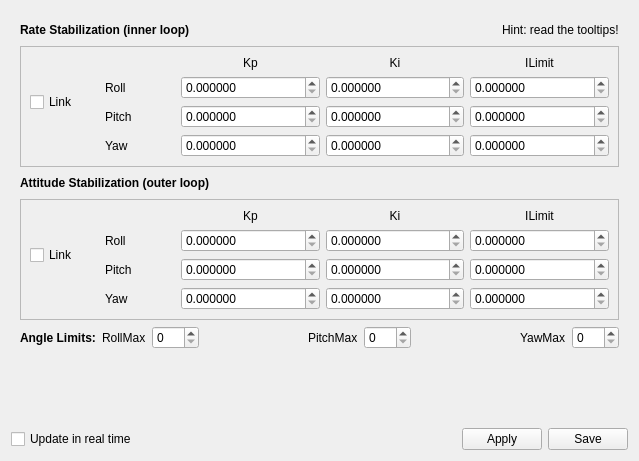
Above: ground/openpilotgcs/src/plugins/config/stabilization.ui from openpilot/OpenPilot before the change. Below: the same form after it.
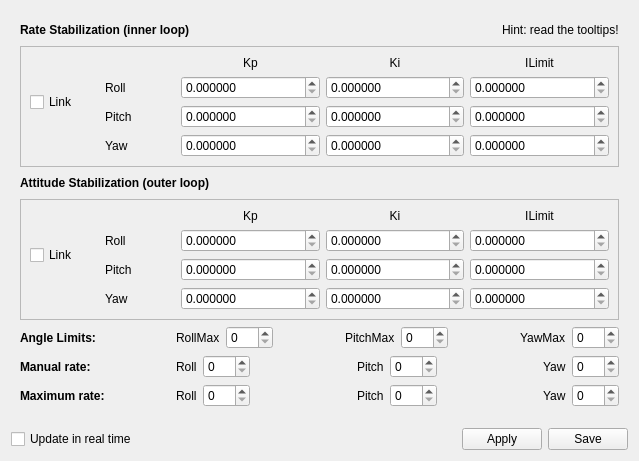
That is the form after the change. Icons and pictures are not drawn.

Commit message: OP-528  Make the manual and maximum RPY rates available in the config gadget

Diff of the .ui file:
```diff
--- a/ground/openpilotgcs/src/plugins/config/stabilization.ui
+++ b/ground/openpilotgcs/src/plugins/config/stabilization.ui
@@ -483,6 +483,12 @@
        <layout class="QHBoxLayout" name="horizontalLayout_4">
         <item>
          <widget class="QLabel" name="label_5">
+          <property name="minimumSize">
+           <size>
+            <width>150</width>
+            <height>0</height>
+           </size>
+          </property>
           <property name="font">
            <font>
             <weight>75</weight>
@@ -564,6 +570,188 @@
         </item>
        </layout>
       </item>
+      <item>
+       <layout class="QHBoxLayout" name="horizontalLayout_5">
+        <item>
+         <widget class="QLabel" name="label_6">
+          <property name="minimumSize">
+           <size>
+            <width>150</width>
+            <height>0</height>
+           </size>
+          </property>
+          <property name="font">
+           <font>
+            <weight>75</weight>
+            <bold>true</bold>
+           </font>
+          </property>
+          <property name="text">
+           <string>Manual rate:</string>
+          </property>
+         </widget>
+        </item>
+        <item>
+         <widget class="QLabel" name="label_7">
+          <property name="text">
+           <string>Roll</string>
+          </property>
+         </widget>
+        </item>
+        <item>
+         <widget class="QSpinBox" name="manualRoll">
+          <property name="maximum">
+           <number>300</number>
+          </property>
+         </widget>
+        </item>
+        <item>
+         <spacer name="horizontalSpacer_6">
+          <property name="orientation">
+           <enum>Qt::Horizontal</enum>
+          </property>
+          <property name="sizeHint" stdset="0">
+           <size>
+            <width>40</width>
+            <height>20</height>
+           </size>
+          </property>
+         </spacer>
+        </item>
+        <item>
+         <widget class="QLabel" name="label_22">
+          <property name="text">
+           <string>Pitch</string>
+          </property>
+         </widget>
+        </item>
+        <item>
+         <widget class="QSpinBox" name="manualPitch">
+          <property name="maximum">
+           <number>300</number>
+          </property>
+         </widget>
+        </item>
+        <item>
+         <spacer name="horizontalSpacer_7">
+          <property name="orientation">
+           <enum>Qt::Horizontal</enum>
+          </property>
+          <property name="sizeHint" stdset="0">
+           <size>
+            <width>40</width>
+            <height>20</height>
+           </size>
+          </property>
+         </spacer>
+        </item>
+        <item>
+         <widget class="QLabel" name="label_23">
+          <property name="text">
+           <string>Yaw</string>
+          </property>
+         </widget>
+        </item>
+        <item>
+         <widget class="QSpinBox" name="manualYaw">
+          <property name="maximum">
+           <number>300</number>
+          </property>
+         </widget>
+        </item>
+       </layout>
+      </item>
+      <item>
+       <layout class="QHBoxLayout" name="horizontalLayout_6">
+        <item>
+         <widget class="QLabel" name="label_24">
+          <property name="minimumSize">
+           <size>
+            <width>150</width>
+            <height>0</height>
+           </size>
+          </property>
+          <property name="font">
+           <font>
+            <weight>75</weight>
+            <bold>true</bold>
+           </font>
+          </property>
+          <property name="text">
+           <string>Maximum rate:</string>
+          </property>
+         </widget>
+        </item>
+        <item>
+         <widget class="QLabel" name="label_25">
+          <property name="text">
+           <string>Roll</string>
+          </property>
+         </widget>
+        </item>
+        <item>
+         <widget class="QSpinBox" name="maximumRoll">
+          <property name="maximum">
+           <number>300</number>
+          </property>
+         </widget>
+        </item>
+        <item>
+         <spacer name="horizontalSpacer_8">
+          <property name="orientation">
+           <enum>Qt::Horizontal</enum>
+          </property>
+          <property name="sizeHint" stdset="0">
+           <size>
+            <width>40</width>
+            <height>20</height>
+           </size>
+          </property>
+         </spacer>
+        </item>
+        <item>
+         <widget class="QLabel" name="label_26">
+          <property name="text">
+           <string>Pitch</string>
+          </property>
+         </widget>
+        </item>
+        <item>
+         <widget class="QSpinBox" name="maximumPitch">
+          <property name="maximum">
+           <number>300</number>
+          </property>
+         </widget>
+        </item>
+        <item>
+         <spacer name="horizontalSpacer_9">
+          <property name="orientation">
+           <enum>Qt::Horizontal</enum>
+          </property>
+          <property name="sizeHint" stdset="0">
+           <size>
+            <width>40</width>
+            <height>20</height>
+           </size>
+          </property>
+         </spacer>
+        </item>
+        <item>
+         <widget class="QLabel" name="label_27">
+          <property name="text">
+           <string>Yaw</string>
+          </property>
+         </widget>
+        </item>
+        <item>
+         <widget class="QSpinBox" name="maximumYaw">
+          <property name="maximum">
+           <number>300</number>
+          </property>
+         </widget>
+        </item>
+       </layout>
+      </item>
      </layout>
     </widget>
    </item>
```
The commit also changes 1 other file.
